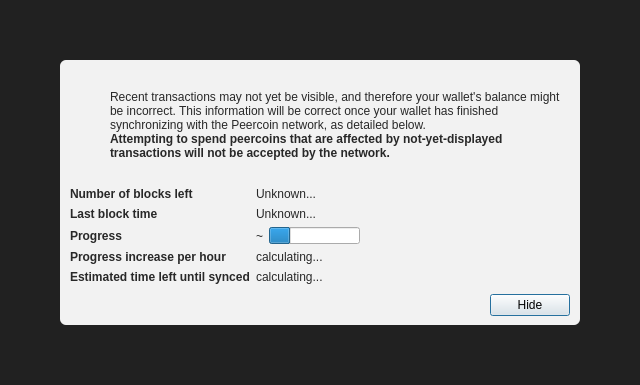
The window that src/qt/forms/modaloverlay.ui (sumcoinlabs/sumcoin) describes before a commit, drawn with Qt 5.
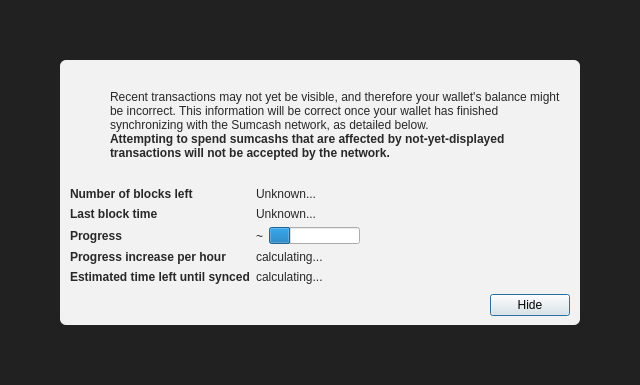
The same window after the commit. Icons and pictures are not drawn.

Commit message: Renamed all for Sumcash

What changed in the file:
```diff
--- a/src/qt/forms/modaloverlay.ui
+++ b/src/qt/forms/modaloverlay.ui
@@ -130,7 +130,7 @@
              <item>
               <widget class="QLabel" name="infoText">
                <property name="text">
-                <string>Recent transactions may not yet be visible, and therefore your wallet's balance might be incorrect. This information will be correct once your wallet has finished synchronizing with the Peercoin network, as detailed below.</string>
+                <string>Recent transactions may not yet be visible, and therefore your wallet's balance might be incorrect. This information will be correct once your wallet has finished synchronizing with the Sumcash network, as detailed below.</string>
                </property>
                <property name="textFormat">
                 <enum>Qt::RichText</enum>
@@ -149,7 +149,7 @@
                 </font>
                </property>
                <property name="text">
-                <string>Attempting to spend peercoins that are affected by not-yet-displayed transactions will not be accepted by the network.</string>
+                <string>Attempting to spend sumcashs that are affected by not-yet-displayed transactions will not be accepted by the network.</string>
                </property>
                <property name="textFormat">
                 <enum>Qt::RichText</enum>
```
The commit also changes 291 other files.
